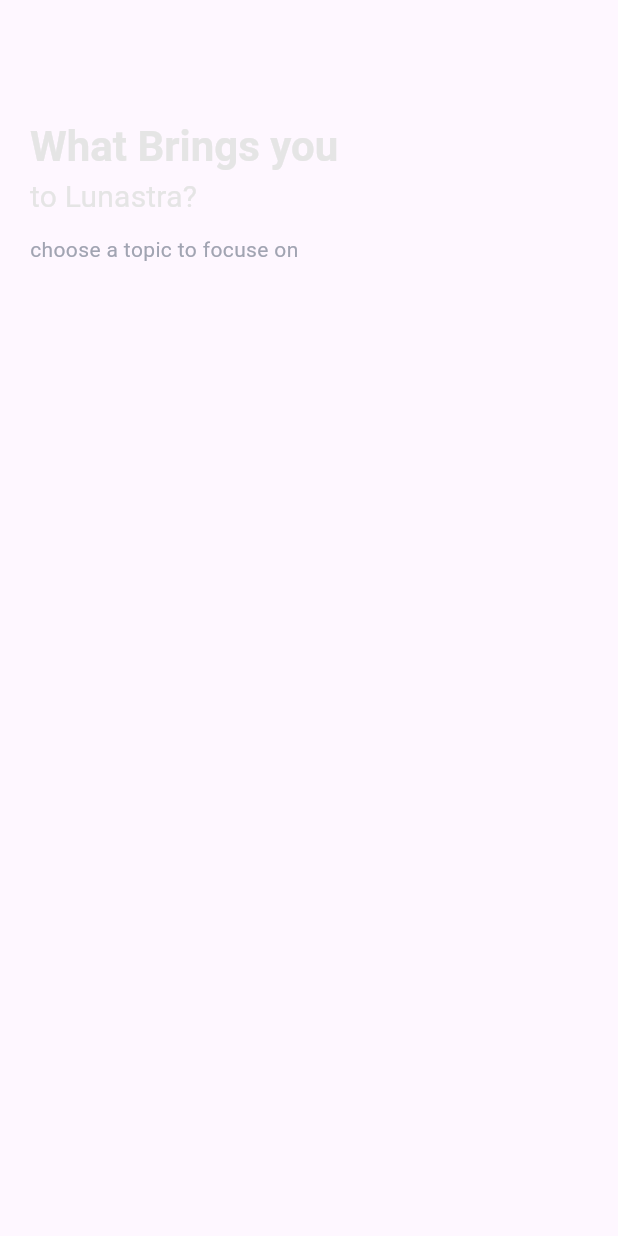
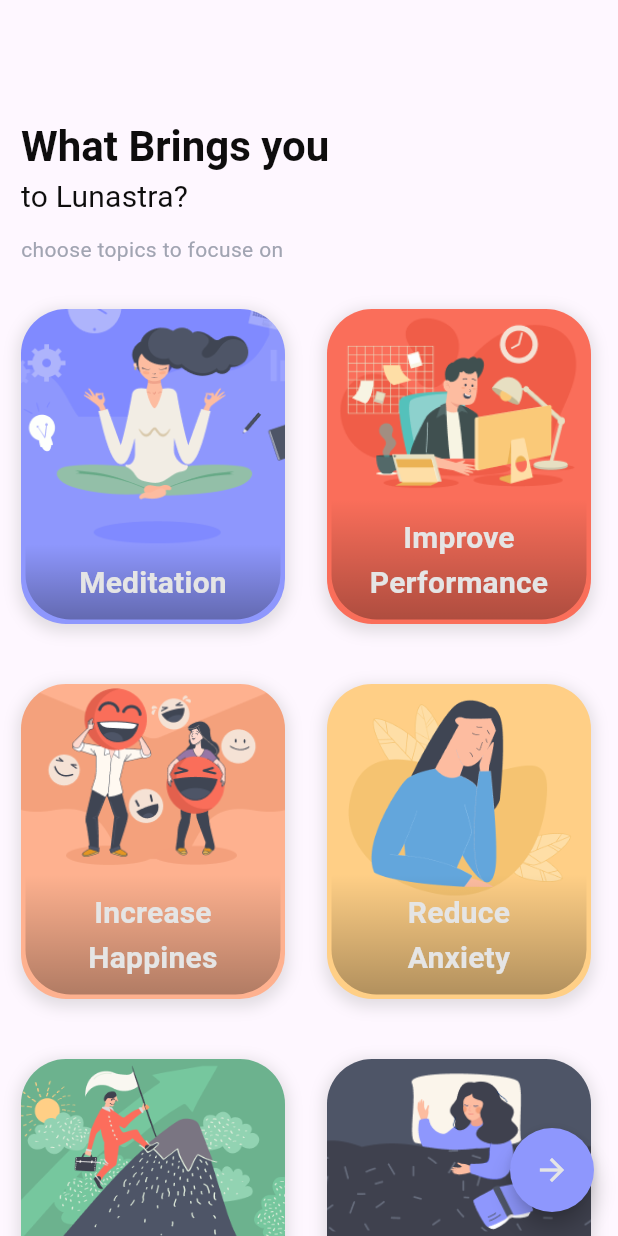
Before and after one commit to Kozmx/Lunastro-MeditationApp, a Flutter app: the TopicPage screen opened directly, on a phone screen of 412 x 824 dp. Run offline on Flutter 3.47's test engine with Material 3 defaults, Android fonts, the phone set to English and light mode, and no system bars.

Commit message:
topic page added

```diff
--- a/lib/core/constants.dart
+++ b/lib/core/constants.dart
@@ -12,12 +12,12 @@ class projectColor {
 }
 //
 class projectPadding {
-  static const EdgeInsets symmetricPaddingH = EdgeInsets.symmetric(horizontal: 20, vertical: 0);
+  static const EdgeInsets symmetricPaddingH = EdgeInsets.symmetric(horizontal: 14, vertical: 0);
   static const EdgeInsets symmetricPaddingV = EdgeInsets.symmetric(horizontal: 0, vertical: 10);
   static const EdgeInsets symmetricText = EdgeInsets.symmetric(horizontal: 15,vertical: 0);
   static const EdgeInsets topPadding = EdgeInsets.only(top: 80);
   static const EdgeInsets bottomPadding = EdgeInsets.only(bottom:15 );
-  static const EdgeInsets symmetricListtile = EdgeInsets.symmetric(horizontal: 15,vertical: 5);
+  static const EdgeInsets symmetricCard = EdgeInsets.symmetric(vertical: 20,horizontal: 14);
 
 }
 
@@ -54,6 +54,11 @@ extension ProjectTextStyles on BuildContext {
   TextStyle get coldMorningTitleMedium => Theme.of(this).textTheme.titleMedium!.copyWith(
     fontSize: 20,
     fontWeight: FontWeight.w400,
+    color: projectColor.ColdMorning
+  );
+  TextStyle get coldMorningTitleMediumBold => Theme.of(this).textTheme.titleMedium!.copyWith(
+    fontSize: 20,
+    fontWeight: FontWeight.bold,
     color: projectColor.ColdMorning
   );
   TextStyle get bleachedAlmondTitleMedium => Theme.of(this).textTheme.titleMedium!.copyWith(
--- a/lib/features/login_page/get_started.dart
+++ b/lib/features/login_page/get_started.dart
@@ -61,7 +61,7 @@ class _pageContainerWidget extends StatelessWidget {
           ),
           Padding(
             padding: const EdgeInsets.only(top:450),
-            child: projectStadiumButton(buttonText:"GET ST" ,fColor:projectColor.KantorBlue,textStyle: context.bleachedAlmondBodySmall,),
+            child: projectStadiumButton(buttonText:"GET STARTED" ,fColor:projectColor.KantorBlue,bColor: projectColor.ColdMorning,textStyle: context.blackBodyLarge,),
           ),
         ],
       ),
--- /dev/null
+++ b/lib/features/login_page/notification_page.dart
@@ -0,0 +1,15 @@
+import 'package:flutter/material.dart';
+
+class NotificationPage extends StatefulWidget {
+  const NotificationPage({super.key});
+
+  @override
+  State<NotificationPage> createState() => _NotificationPageState();
+}
+
+class _NotificationPageState extends State<NotificationPage> {
+  @override
+  Widget build(BuildContext context) {
+    return Scaffold();
+  }
+}
--- a/lib/features/login_page/topics.dart
+++ b/lib/features/login_page/topics.dart
@@ -9,14 +9,210 @@ class TopicPage extends StatefulWidget {
 }
 
 class _TopicPageState extends State<TopicPage> {
+  Set<String> selectedTopics = {};
+
+  void _handleTopicSelection(String topic) {
+    setState(() {
+      if (selectedTopics.contains(topic)) {
+        selectedTopics.remove(topic);
+      } else {
+        selectedTopics.add(topic);
+      }
+    });
+  }
+
+  List<Widget> _buildTopicRows() {
+    final topicData = [
+      [
+        _TopicData("Meditation", "lib/core/images/reduce_stress.png", "Meditation"),
+        _TopicData("Improve Performance", "lib/core/images/improve_performance.png", "Performance"),
+      ],
+      [
+        _TopicData("Increase\nHappines", "lib/core/images/happy.png", "Happines"),
+        _TopicData("Reduce\nAnxiety", "lib/core/images/anxiety.png", "Reduce Anxiety"),
+      ],
+      [
+        _TopicData("Personal\nGrowth", "lib/core/images/Personal_growth.png", "Personal Growth"),
+        _TopicData("Better\nSleep", "lib/core/images/better_sleep.png", "Better Sleep"),
+      ],
+    ];
+
+    return topicData.map((row) => Row(
+      children: row.map((data) => TopicCard(
+        title: data.title,
+        imagePath: data.imagePath,
+        isSelected: selectedTopics.contains(data.topicKey),
+        onTap: () => _handleTopicSelection(data.topicKey),
+      )).toList(),
+    )).toList();
+  }
+
   @override
   Widget build(BuildContext context) {
-    var whatBringsYou = 'What Brings you';
-    var choose = "choose a topic to focuse on";
     return Scaffold(
-      body: _Text(whatBringsYou: whatBringsYou, choose: choose),
+      floatingActionButton: NextPageButton(),
+      body: ListView(
+        children: [
+          Row(
+            children: [
+              Padding(
+                padding: projectPadding.symmetricPaddingH,
+                child: _Text(
+                  whatBringsYou: "What Brings you",
+                  choose: "choose topics to focuse on",
+                ),
+              ),
+            ],
+          ),
+          ..._buildTopicRows(),
+        ],
+      ),
+    );
+  }
+}
 
+class _TopicData {
+  final String title;
+  final String imagePath;
+  final String topicKey;
 
+  _TopicData(this.title, this.imagePath, this.topicKey);
+}
+
+class TopicCard extends StatelessWidget {
+  const TopicCard({
+    super.key,
+    required this.title,
+    required this.imagePath,
+    required this.isSelected,
+    required this.onTap,
+  });
+
+  final String title;
+  final String imagePath;
+  final bool isSelected;
+  final VoidCallback onTap;
+
+  @override
+  Widget build(BuildContext context) {
+    return Padding(
+      padding: projectPadding.symmetricCard,
+      child: GestureDetector(
+        onTap: () {
+          onTap();
+        },
+        child: TweenAnimationBuilder(
+          duration: Duration(milliseconds: 100),
+          tween: Tween<double>(begin: 0, end: isSelected ? 1 : 0),
+          builder: (context, value, child) {
+            return Container(
+              width: 176,
+              height: 210,
+              decoration: BoxDecoration(
+                borderRadius: BorderRadius.circular(30),
+                boxShadow: [
+                  BoxShadow(
+                    color: isSelected
+                      ? projectColor.PeriwinkleBlue.withOpacity(0.5)
+                      : Colors.grey.withOpacity(0.3),
+                    spreadRadius: 2,
+                    blurRadius: 8,
+                    offset: Offset(0, 3),
+                  ),
+                ],
+                border: Border.all(
+                  color: Color.lerp(
+                    Colors.transparent,
+                    projectColor.PeriwinkleBlue,
+                    value as double
+                  )!,
+                  width: 3
+                ),
+                image: DecorationImage(
+                  image: AssetImage(imagePath),
+                  fit: BoxFit.cover,
+                  colorFilter: ColorFilter.mode(
+                    Colors.black.withOpacity(isSelected ? 0.2 : 0),
+                    BlendMode.darken
+                  ),
+                )
+              ),
+              child: Stack(
+                children: [
+                  if (isSelected)
+                    Positioned(
+                      top: 10,
+                      right: 10,
+                      child: Container(
+                        padding: EdgeInsets.all(4),
+                        decoration: BoxDecoration(
+                          color: projectColor.PeriwinkleBlue,
+                          shape: BoxShape.circle,
+                        ),
+                        child: Icon(
+                          Icons.check,
+                          color: Colors.white,
+                          size: 20,
+                        ),
+                      ),
+                    ),
+                  Column(
+                    mainAxisAlignment: MainAxisAlignment.end,
+                    children: [_buildTitleContainer(context)],
+                  ),
+                ],
+              ),
+            );
+          },
+        ),
+      ),
+    );
+  }
+
+  Widget _buildTitleContainer(BuildContext context) {
+    return Container(
+      width: double.infinity,
+      decoration: BoxDecoration(
+        borderRadius: BorderRadius.only(
+          bottomLeft: Radius.circular(30),
+          bottomRight: Radius.circular(30)
+        ),
+        gradient: LinearGradient(
+          begin: Alignment.topCenter,
+          end: Alignment.bottomCenter,
+          colors: [
+            Colors.transparent,
+            Colors.black.withOpacity(0.3),
+          ],
+        ),
+      ),
+      padding: EdgeInsets.symmetric(vertical: 10),
+      child: Text(
+        title,
+        style: context.coldMorningTitleMediumBold,
+        textAlign: TextAlign.center,
+      ),
+    );
+  }
+}
+
+class NextPageButton extends StatelessWidget {
+  const NextPageButton({super.key});
+
+  @override
+  Widget build(BuildContext context) {
+    return FloatingActionButton(
+      backgroundColor: projectColor.PeriwinkleBlue,
+      onPressed: () {
+        // Sonraki sayfaya geçiş
+      },
+      child: Icon(
+        Icons.arrow_forward,
+        color: projectColor.ColdMorning,
+      ),
+      shape: RoundedRectangleBorder(
+        borderRadius: BorderRadius.circular(30),
+      ),
     );
   }
 }
@@ -33,23 +229,19 @@ class _Text extends StatelessWidget {
 
   @override
   Widget build(BuildContext context) {
-    return Padding(
-      padding: projectPadding.symmetricPaddingH,
-      child: Column(
+    return Column(
       crossAxisAlignment: CrossAxisAlignment.start,
       children: [
         Padding(
-            padding: const EdgeInsets.only(top:80),
-            child: Text(whatBringsYou,style: context.coldMorningTitleLarge,),
+          padding: projectPadding.topPadding,
+          child: Text(whatBringsYou, style: context.blackTitleLarge),
         ),
-          Text("to Lunastra?",style: context.coldMorningTitleMedium,),
+        Text("to Lunastra?", style: context.blackTitleMedium),
         Padding(
           padding: projectPadding.symmetricPaddingV,
-            child: Text(choose, style:context.greatFallsBodyMedium),
+          child: Text(choose, style: context.greatFallsBodyMedium),
         )
       ],
-
-      ),
     );
   }
 }
--- a/lib/main.dart
+++ b/lib/main.dart
@@ -13,7 +13,7 @@ class MainApp extends StatelessWidget {
   @override
   Widget build(BuildContext context) {
     return MaterialApp(
-      home: GetStartedPage(),
+      home: TopicPage(),
       debugShowCheckedModeBanner: false,
     );
   }
```
Also changed, not shown: lib/core/images/Personal_growth.png (added), lib/core/images/anxiety.png (added), lib/core/images/better_sleep.png (added), lib/core/images/happy.png (added), lib/core/images/improve_performance.png (added), lib/core/images/reduce_stress.png (added). Lines whose indentation alone changed are shown as unchanged.
